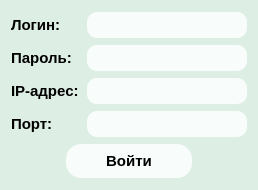
Old version of the form loginForm.ui in the repository Wobolok/projects.
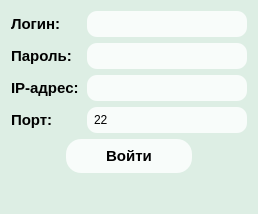
New version of the form.

Commit message: Added reading from output, fixed login form, fixed sockets preview generation

```diff
--- a/loginForm.ui
+++ b/loginForm.ui
@@ -7,7 +7,7 @@
     <x>0</x>
     <y>0</y>
     <width>256</width>
-    <height>190</height>
+    <height>214</height>
    </rect>
   </property>
   <property name="windowTitle">
@@ -108,7 +108,11 @@
       </widget>
      </item>
      <item>
-      <widget class="QLineEdit" name="port"/>
+      <widget class="QLineEdit" name="port">
+       <property name="text">
+        <string>22</string>
+       </property>
+      </widget>
      </item>
     </layout>
    </item>
@@ -152,6 +156,19 @@
      </item>
     </layout>
    </item>
+   <item>
+    <widget class="QLabel" name="connStatus">
+     <property name="text">
+      <string/>
+     </property>
+     <property name="alignment">
+      <set>Qt::AlignJustify|Qt::AlignVCenter</set>
+     </property>
+     <property name="wordWrap">
+      <bool>true</bool>
+     </property>
+    </widget>
+   </item>
   </layout>
  </widget>
  <resources/>
```
The commit also changes 8 other files.
